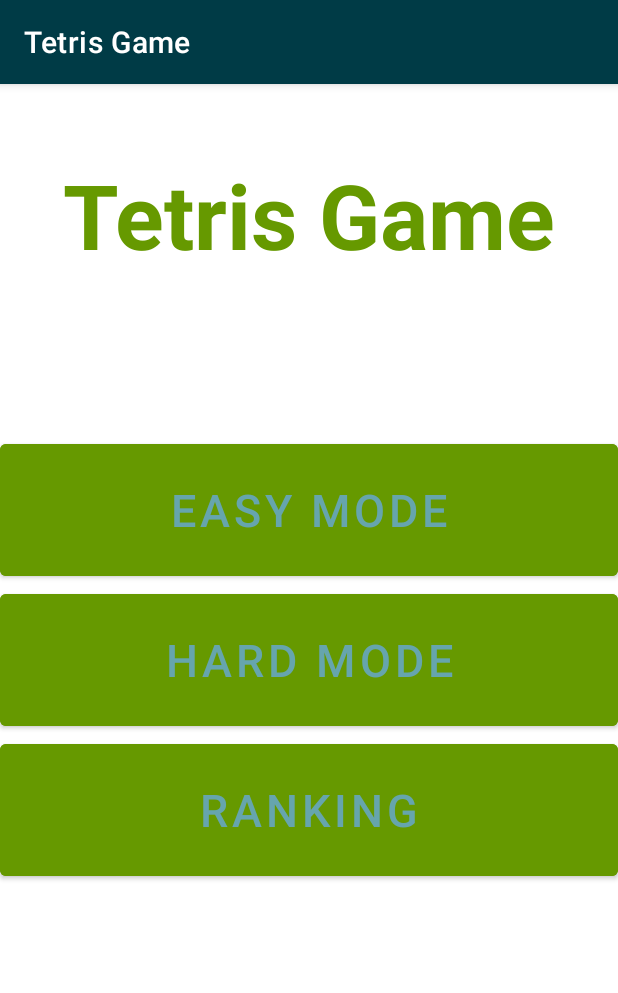
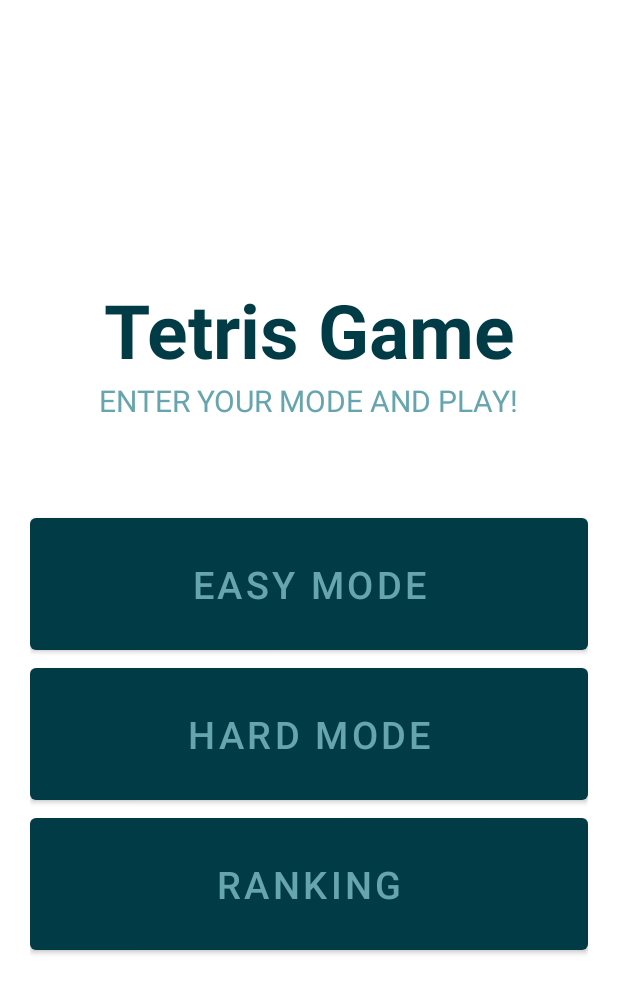
Before and after one commit to eggerandreas/tetris_game, an Android app: the screen it shows after launch (MainActivity), on a phone screen of 412 x 824 dp. Shown: the top 993 px of the screen. Run offline under Robolectric (Android 15) with nearby library versions, the light colour scheme and no system bars.

Commit message:
finished layout design

```diff
--- a/app/src/main/java/com/tetris/game/MainActivity.java
+++ b/app/src/main/java/com/tetris/game/MainActivity.java
@@ -15,6 +15,9 @@ public class MainActivity extends AppCompatActivity implements View.OnClickListe
     protected void onCreate(Bundle savedInstanceState) {
         super.onCreate(savedInstanceState);
         setContentView(R.layout.activity_main);
+
+        // hide Action Bar
+        getSupportActionBar().hide();
 
         findViewById(R.id.easy_menu_button).setOnClickListener(this);
         findViewById(R.id.hard_menu_button).setOnClickListener(this);
@@ -38,6 +41,9 @@ public class MainActivity extends AppCompatActivity implements View.OnClickListe
         }
 
         Intent StartGame = new Intent(this, GameActivity.class);
+
+        // do not add to the stack history
+        StartGame.setFlags(StartGame.getFlags() | Intent.FLAG_ACTIVITY_NO_HISTORY);
         StartGame.putExtra("difficulty", difficulty);
         startActivity(StartGame);
     }
--- a/app/src/main/res/layout/activity_main.xml
+++ b/app/src/main/res/layout/activity_main.xml
@@ -4,6 +4,7 @@
     xmlns:tools="http://schemas.android.com/tools"
     android:layout_width="match_parent"
     android:layout_height="match_parent"
+    android:padding="20dp"
     tools:context=".MainActivity">
 
     <Button
@@ -11,21 +12,33 @@
         android:layout_width="match_parent"
         android:layout_height="100dp"
         android:text="@string/difficulty_easy"
-        android:textSize="30sp"
-        android:backgroundTint="@android:color/holo_green_dark"
+        android:textSize="25sp"
         app:layout_constraintBottom_toTopOf="@+id/hard_menu_button"
         app:layout_constraintEnd_toEndOf="parent"
         app:layout_constraintStart_toStartOf="parent"
         app:layout_constraintTop_toTopOf="parent"
+        app:layout_constraintVertical_bias="0.65999997"
         app:layout_constraintVertical_chainStyle="packed" />
+
+    <TextView
+        android:id="@+id/slogan"
+        android:layout_width="wrap_content"
+        android:layout_height="wrap_content"
+        android:text="ENTER YOUR MODE AND PLAY!"
+        android:textColor="@color/wave"
+        android:textSize="20sp"
+        app:layout_constraintBottom_toTopOf="@+id/easy_menu_button"
+        app:layout_constraintEnd_toEndOf="parent"
+        app:layout_constraintStart_toStartOf="parent"
+        app:layout_constraintTop_toBottomOf="@+id/app_name"
+        app:layout_constraintVertical_bias="0.0" />
 
     <Button
         android:id="@+id/hard_menu_button"
         android:layout_width="match_parent"
         android:layout_height="100dp"
         android:text="@string/difficulty_hard"
-        android:textSize="30sp"
-        android:backgroundTint="@android:color/holo_green_dark"
+        android:textSize="25sp"
         app:layout_constraintBottom_toTopOf="@+id/ranking_button"
         app:layout_constraintEnd_toEndOf="parent"
         app:layout_constraintStart_toStartOf="parent"
@@ -36,8 +49,7 @@
         android:layout_width="match_parent"
         android:layout_height="100dp"
         android:text="@string/ranking"
-        android:textSize="30sp"
-        android:backgroundTint="@android:color/holo_green_dark"
+        android:textSize="25sp"
         app:layout_constraintBottom_toBottomOf="parent"
         app:layout_constraintEnd_toEndOf="parent"
         app:layout_constraintStart_toStartOf="parent"
@@ -47,14 +59,15 @@
         android:id="@+id/app_name"
         android:layout_width="wrap_content"
         android:layout_height="wrap_content"
+        android:layout_marginBottom="70dp"
         android:text="@string/app_name"
-        android:textSize="60sp"
-        android:textColor="#ff669900"
+        android:textColor="@color/deep_aqua"
+        android:textSize="50sp"
         android:textStyle="bold"
         app:layout_constraintBottom_toTopOf="@+id/easy_menu_button"
         app:layout_constraintEnd_toEndOf="parent"
         app:layout_constraintStart_toStartOf="parent"
         app:layout_constraintTop_toTopOf="parent"
-        android:layout_marginBottom="60dp"/>
+        app:layout_constraintVertical_bias="0.90999997" />
 
 </androidx.constraintlayout.widget.ConstraintLayout>
--- a/app/src/main/res/layout/highscore_item.xml
+++ b/app/src/main/res/layout/highscore_item.xml
@@ -5,12 +5,13 @@
     android:id="@+id/card"
     android:layout_width="match_parent"
     android:layout_height="wrap_content"
-    android:layout_margin="20dp">
+    android:layout_margin="10dp">
 
     <LinearLayout
         android:layout_width="match_parent"
         android:layout_height="match_parent"
-        android:orientation="horizontal">
+        android:orientation="horizontal"
+        android:padding="10dp">
 
         <TextView
             android:id="@+id/list_name"
--- a/app/src/main/res/mipmap-anydpi-v26/ic_launcher.xml
+++ b/app/src/main/res/mipmap-anydpi-v26/ic_launcher.xml
@@ -1,5 +1,5 @@
 <?xml version="1.0" encoding="utf-8"?>
 <adaptive-icon xmlns:android="http://schemas.android.com/apk/res/android">
-    <background android:drawable="@color/ic_launcher_background"/>
+    <background android:drawable="@color/wave"/>
     <foreground android:drawable="@drawable/ic_launcher_foreground"/>
 </adaptive-icon>
```
Also changed, not shown: app/src/main/AndroidManifest.xml (+6 -3 lines), app/src/main/java/com/tetris/game/GameActivity.java (+3 -5 lines), app/src/main/java/com/tetris/game/RankingActivity.java (+2 -18 lines), app/src/main/res/layout/activity_game_over.xml (+14 -18 lines), app/src/main/res/layout/activity_ranking.xml (+7 -20 lines), 2 other files.
